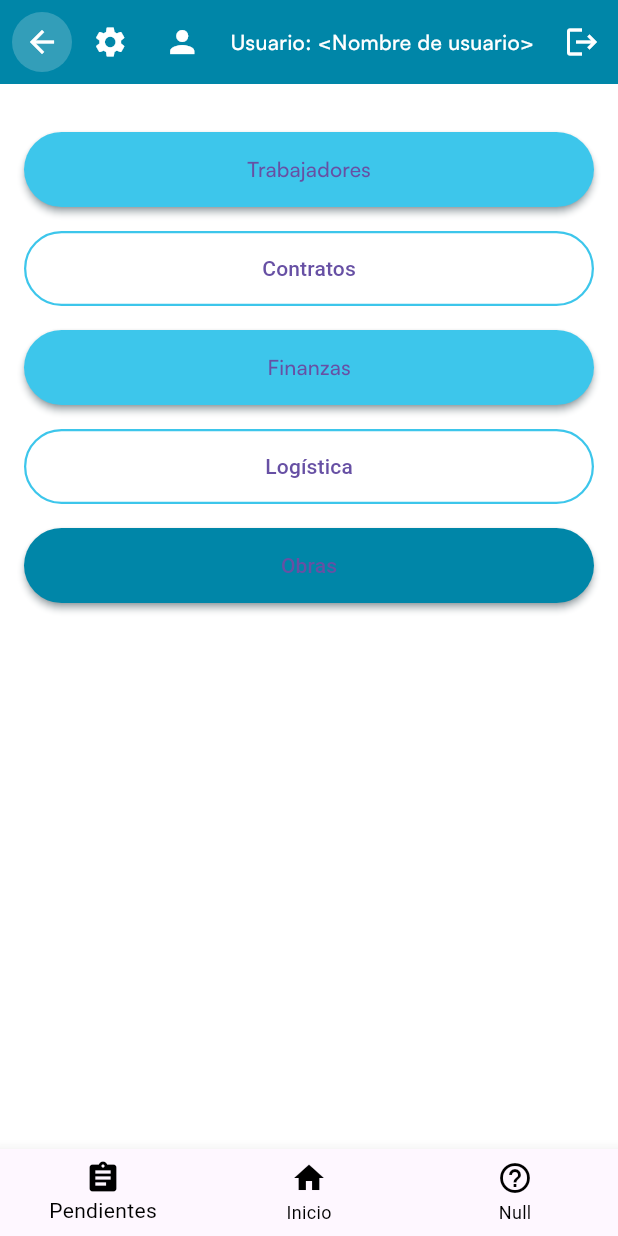
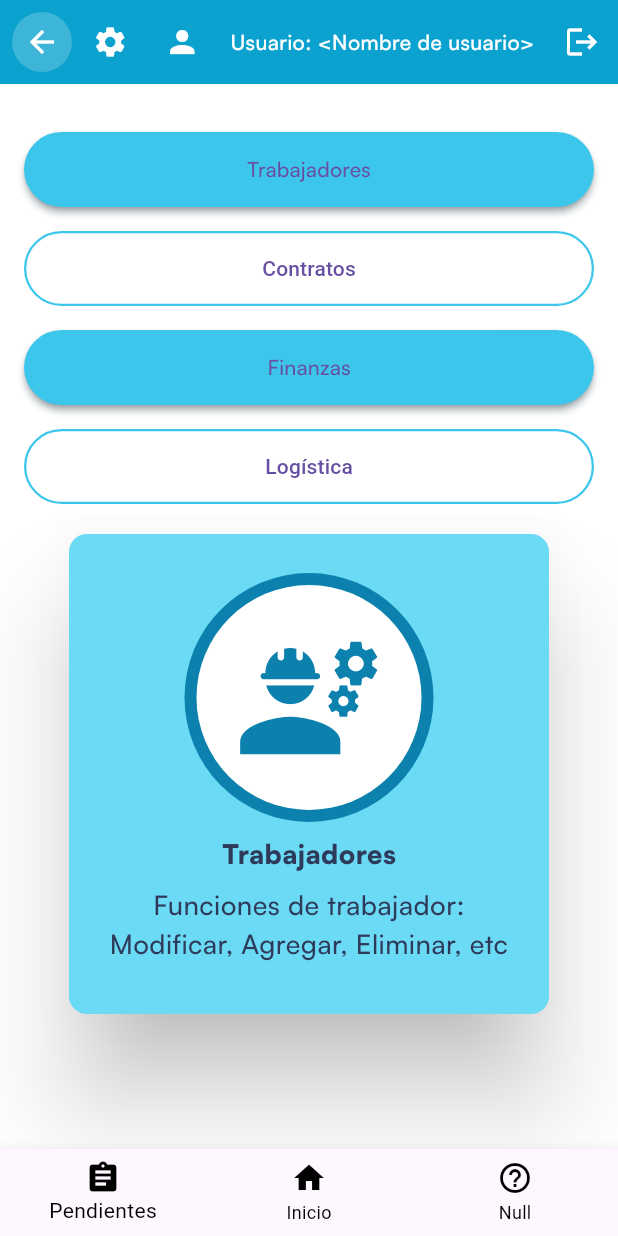
Before and after one commit to IngSoftware1-2025/sistema_acviis, a Flutter app: the screen it shows after launch, on a phone screen of 412 x 824 dp. Run offline on Flutter 3.47's test engine with Material 3 defaults, Android fonts, the phone set to English and light mode, and no system bars; our stand-ins replace supabase_flutter; accounts and stored records are empty.

Commit message:
Más opciones de colores + propuesta de cards para el home page

```diff
--- a/lib/ui/styles/app_colors.dart
+++ b/lib/ui/styles/app_colors.dart
@@ -2,7 +2,10 @@ import 'package:flutter/material.dart';
 
 class AppColors {
   static const Color primary = Color(0xFF3DC6EB);
-  static const Color primaryDark = Color(0xFF0086A8);
+  static const Color primaryLight = Color(0xFF6BDAF5);
+  static const Color primaryLighter = Color(0xFFA7EAFA);
+  static const Color primaryDark = Color(0xFF0BA2CF);
+  static const Color primaryDarker = Color(0xFF0C81AE);
   static const Color secondary = Color(0xFFF0F4F8);
   static const Color background = Color(0xFFFFFFFF);
   static const Color textPrimary = Color(0xFF2E3A59);
--- a/lib/ui/views/app_bar.dart
+++ b/lib/ui/views/app_bar.dart
@@ -16,6 +16,7 @@ class PersonalizedAppBar extends StatelessWidget implements PreferredSizeWidget
   Widget build(BuildContext context) {
     final currentRoute = ModalRoute.of(context)?.settings.name ?? '';
     return AppBar(
+      centerTitle: true,
       title: Text(
         title,
         style: TextStyle(
--- a/lib/ui/views/home_page.dart
+++ b/lib/ui/views/home_page.dart
@@ -4,6 +4,7 @@ import 'package:sistema_acviis/ui/styles/app_colors.dart';
 import 'package:sistema_acviis/ui/views/app_bar.dart';
 import 'package:sistema_acviis/ui/views/bottom_navigation_bar.dart';
 import 'package:sistema_acviis/ui/widgets/buttons.dart';
+import 'package:sistema_acviis/ui/widgets/cards.dart';
 
 
 class HomePage extends StatefulWidget {
@@ -66,10 +67,15 @@ class _HomePageState extends State<HomePage> {
                 ),
                 SizedBox(height: normalPadding,), // Un espacio
 
-                SecondaryButton(
+                /*SecondaryButton(
                   onPressed: () {},
                   text: "Obras",
                   size: Size(700, 50),
+                ),*/
+                PrimaryCard(
+                  title: 'Trabajadores',
+                  description: 'Funciones de trabajador: Modificar, Agregar, Eliminar, etc',
+                  icon: Icon(Icons.engineering, color: AppColors.primaryDarker, size: 100)
                 ),
               ]
             ),
--- /dev/null
+++ b/lib/ui/widgets/cards.dart
@@ -0,0 +1,71 @@
+import 'package:flutter/material.dart';
+import 'package:sistema_acviis/ui/styles/app_colors.dart';
+
+class PrimaryCard extends StatelessWidget {
+  final String title;
+  final String description;
+  final Icon icon;
+
+  const PrimaryCard({required this.title, required this.description, required this.icon, super.key});
+
+
+  @override
+  Widget build(BuildContext context) {
+    return Card(
+      elevation: 30,
+      shadowColor: Colors.black,
+      color: AppColors.primaryLight,
+      child: SizedBox(
+        width: 320,
+        height: 320,
+        child: Padding(
+          padding: const EdgeInsets.all(20.0),
+          child: Column(
+            mainAxisAlignment: MainAxisAlignment.center,
+            crossAxisAlignment: CrossAxisAlignment.center,
+            children: [
+              CircleAvatar(
+                backgroundColor: AppColors.primaryDarker,
+                radius: 83,
+                child: CircleAvatar(
+                  backgroundColor: AppColors.background,
+                  radius: 75,
+                  child: icon,
+                ),
+              ),
+              const SizedBox(
+                height: 8,
+              ),
+              Text(
+                title,
+                style: TextStyle(
+                  fontFamily: 'Satoshi',
+                  fontWeight: FontWeight.w900,
+                  color: AppColors.textPrimary,
+                  fontSize: 18,
+                ),
+              ),
+              const SizedBox(
+                height: 8
+              ),
+              Text(
+                description,
+                style: TextStyle(
+                  fontFamily: 'Satoshi',
+                  fontWeight: FontWeight.w500,
+                  color: AppColors.textPrimary,
+                  fontSize: 18,
+                ),
+                textAlign: TextAlign.center,
+              ),
+              const SizedBox(
+                height: 8,
+              ),
+
+            ]
+          )
+      )
+      )
+    );
+  }
+}
--- a/pubspec.yaml
+++ b/pubspec.yaml
@@ -29,3 +29,5 @@ flutter:
           weight: 500
         - asset: lib/ui/styles/Satoshi-Bold.otf
           weight: 700
+        - asset: lib/ui/styles/Satoshi-Black.otf
+          weight: 900
```
Also changed, not shown: lib/ui/styles/Satoshi-Black.otf (added), lib/ui/styles/Satoshi-Variable.ttf (deleted), pubspec.lock.
